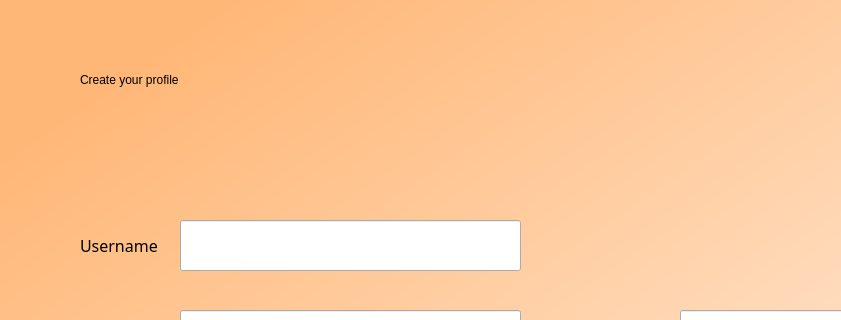
First picture: the form in profile.ui, repository cnTalon/READ, before the edit; both pictures show x 0 to 841 and y 0 to 320 of the 1200 by 800 pixel window.
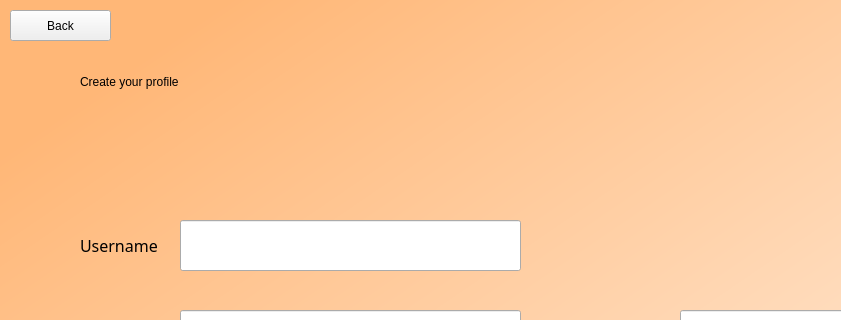
Second picture: the form after the edit.

Commit message: working back button

The edit to the form file:
```diff
--- a/profile.ui
+++ b/profile.ui
@@ -157,7 +157,7 @@
       <x>80</x>
       <y>50</y>
       <width>611</width>
-      <height>61</height>
+      <height>65</height>
      </rect>
     </property>
     <layout class="QVBoxLayout" name="verticalLayout">
@@ -293,6 +293,22 @@
      </item>
     </layout>
    </widget>
+   <widget class="QPushButton" name="backButton_2">
+    <property name="geometry">
+     <rect>
+      <x>10</x>
+      <y>10</y>
+      <width>101</width>
+      <height>31</height>
+     </rect>
+    </property>
+    <property name="styleSheet">
+     <string notr="true">font: 12pt &quot;DengXian&quot;;</string>
+    </property>
+    <property name="text">
+     <string>Back</string>
+    </property>
+   </widget>
   </widget>
  </widget>
  <resources>
```
The commit also changes 7 other files.
